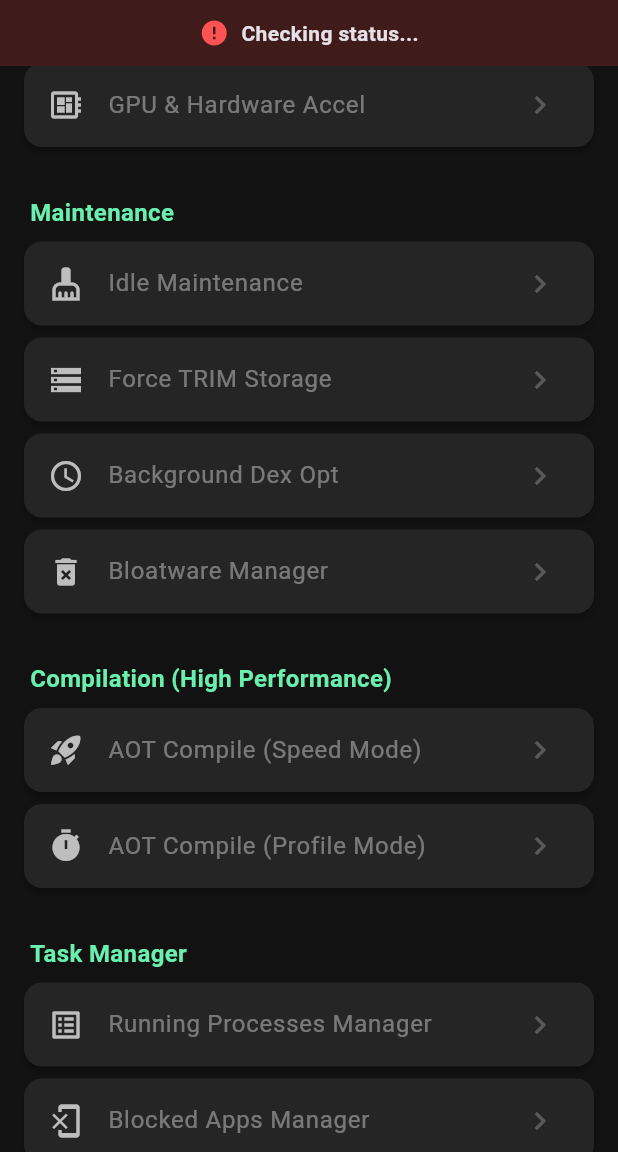
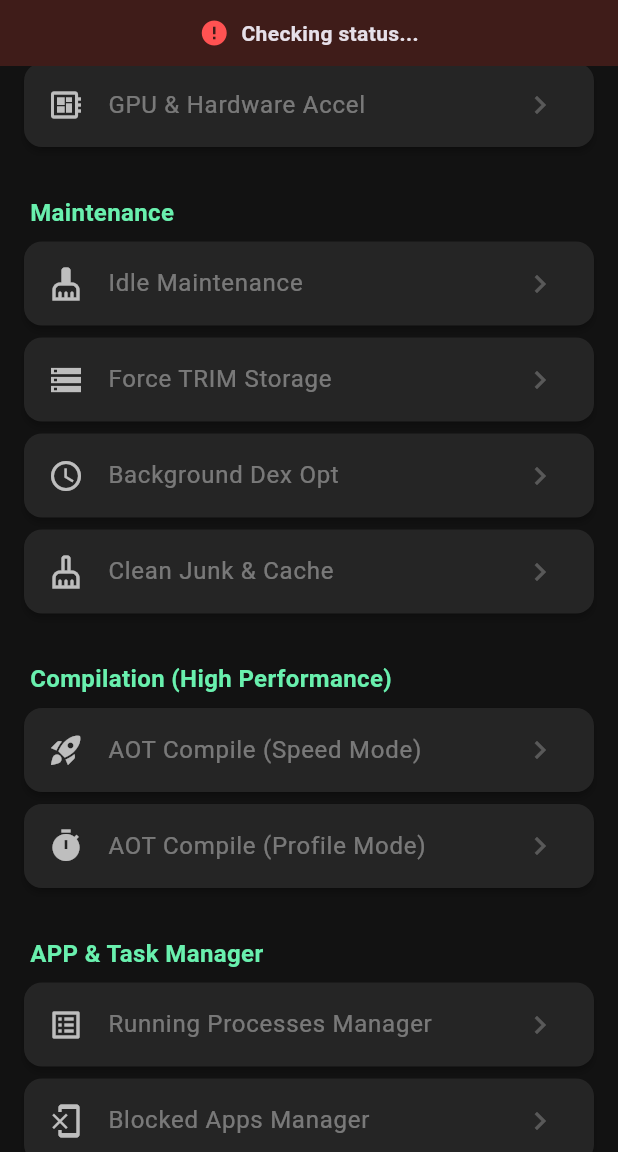
Before and after one commit to tew080/AndroidPerformanceOptimization-APP, a Flutter app: the screen it shows after launch, scrolled down 576 dp, on a phone screen of 412 x 824 dp, the part 84-1236 px from its top. Run offline on Flutter 3.47's test engine with Material 3 defaults, Android fonts, the phone set to English and light mode, and no system bars; statements that could not run were skipped.

Commit message:
Add
Add Clean Junk & Cache

```diff
--- a/lib/main.dart
+++ b/lib/main.dart
@@ -509,10 +509,15 @@ class _HomeScreenState extends State<HomeScreen> {
                   Icons.schedule,
                   () => _run("Bg Dex Opt", ["cmd package bg-dexopt-job"]),
                 ),
+
                 _buildBtn(
-                  "Bloatware Manager",
-                  Icons.delete_forever,
-                  _showBloatwareDialog,
+                  "Clean Junk & Cache",
+                  Icons.cleaning_services_outlined,
+                  // แก้ไขตรงนี้: ใช้ _run แทนการเรียก ExecutorService ตรงๆ
+                  () => _run(
+                    "Deep Cleaning...", // ข้อความที่จะโชว์หัวข้อใน Console
+                    OptimizerLogic.getJunkCleanerCommands(), // ชุดคำสั่งจากไฟล์ logic
+                  ),
                 ),
 
                 _buildSection("Compilation (High Performance)"),
@@ -526,7 +531,7 @@ class _HomeScreenState extends State<HomeScreen> {
                   Icons.timer,
                   () => _runCompile("AOT Compile (Profile)", "speed-profile"),
                 ),
-                _buildSection("Task Manager"),
+                _buildSection("APP & Task Manager"),
                 _buildBtn("Running Processes Manager", Icons.list_alt, () {
                   Navigator.push(
                     context,
@@ -546,6 +551,11 @@ class _HomeScreenState extends State<HomeScreen> {
                       ),
                     );
                   },
+                ),
+                _buildBtn(
+                  "Bloatware Manager",
+                  Icons.delete_forever,
+                  _showBloatwareDialog,
                 ),
 
                 const SizedBox(height: 30),
```
Also changed, not shown: lib/utils/optimizer_logic.dart (+31 -0 lines).
